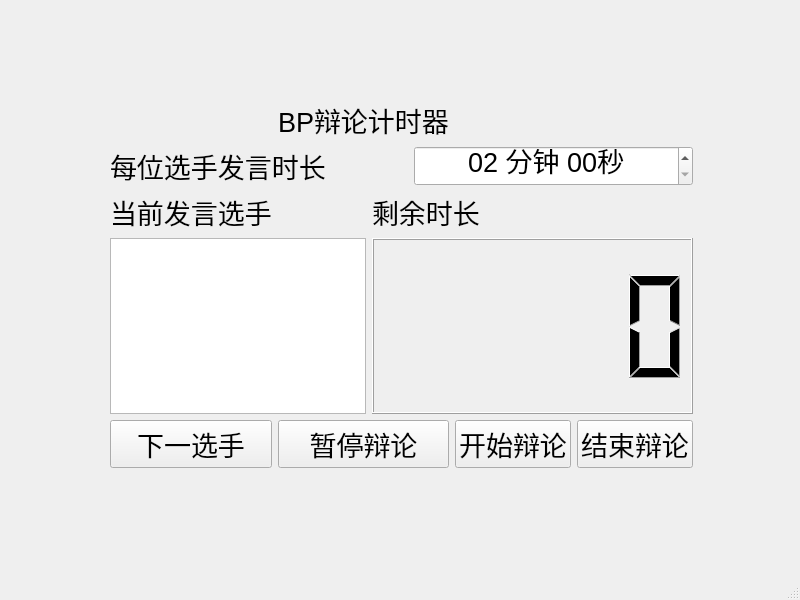
Old version of the form mainwindow.ui in the repository haomingbai/debate_timer.
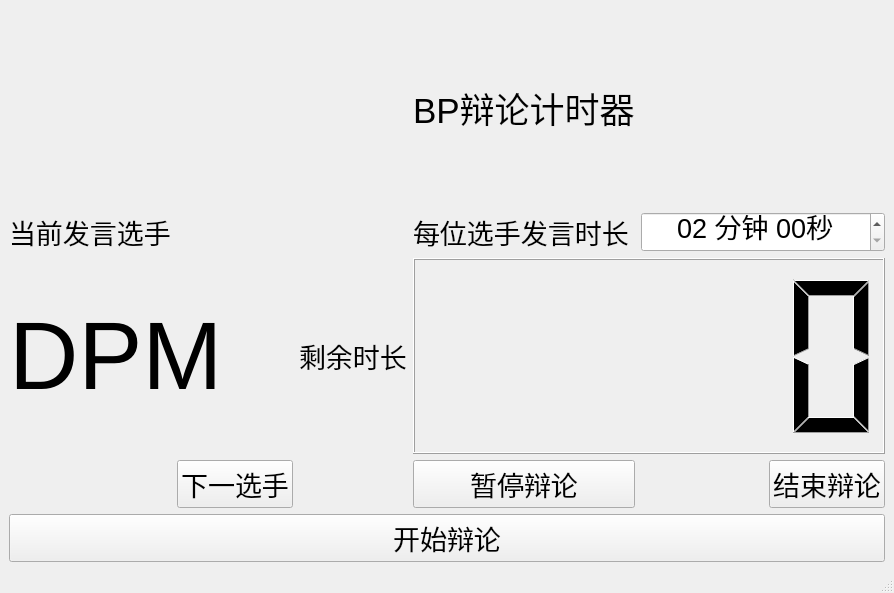
New version of the form.

What changed in the file:
```diff
--- a/mainwindow.ui
+++ b/mainwindow.ui
@@ -6,46 +6,18 @@
    <rect>
     <x>0</x>
     <y>0</y>
-    <width>800</width>
-    <height>600</height>
+    <width>894</width>
+    <height>593</height>
    </rect>
   </property>
   <property name="windowTitle">
    <string>MainWindow</string>
   </property>
   <widget class="QWidget" name="centralwidget">
-   <widget class="QWidget" name="layoutWidget">
-    <property name="geometry">
-     <rect>
-      <x>110</x>
-      <y>100</y>
-      <width>583</width>
-      <height>368</height>
-     </rect>
-    </property>
+   <layout class="QVBoxLayout" name="verticalLayout">
+    <item>
     <layout class="QGridLayout" name="gridLayout">
-     <item row="3" column="0" colspan="2">
-      <widget class="QTextBrowser" name="showDebater">
-       <property name="font">
-        <font>
-         <pointsize>36</pointsize>
-        </font>
-       </property>
-      </widget>
-     </item>
-     <item row="5" column="1" colspan="3">
-      <widget class="QPushButton" name="pauseDebate">
-       <property name="font">
-        <font>
-         <pointsize>20</pointsize>
-        </font>
-       </property>
-       <property name="text">
-        <string>暂停辩论</string>
-       </property>
-      </widget>
-     </item>
-     <item row="2" column="2" colspan="4">
+      <item row="4" column="2">
       <widget class="QLabel" name="label_3">
        <property name="font">
         <font>
@@ -57,31 +29,17 @@
        </property>
       </widget>
      </item>
-     <item row="5" column="0">
-      <widget class="QPushButton" name="nextDebater">
-       <property name="font">
-        <font>
-         <pointsize>20</pointsize>
-        </font>
-       </property>
+      <item row="1" column="0">
+       <widget class="QLabel" name="label_5">
        <property name="text">
-        <string>下一选手</string>
+         <string/>
        </property>
       </widget>
      </item>
-     <item row="0" column="1" colspan="3">
-      <widget class="QLabel" name="label_4">
-       <property name="font">
-        <font>
-         <pointsize>20</pointsize>
-        </font>
-       </property>
-       <property name="text">
-        <string>BP辩论计时器</string>
-       </property>
-      </widget>
-     </item>
-     <item row="1" column="3" colspan="3">
+      <item row="4" column="3" colspan="4">
+       <widget class="QLCDNumber" name="Timer"/>
+      </item>
+      <item row="2" column="4" colspan="3">
       <widget class="QTimeEdit" name="timeEdit">
        <property name="font">
         <font>
@@ -113,8 +71,86 @@
        </property>
       </widget>
      </item>
-     <item row="3" column="2" colspan="4">
-      <widget class="QLCDNumber" name="Timer"/>
+      <item row="6" column="6">
+       <widget class="QPushButton" name="endDebate">
+        <property name="font">
+         <font>
+          <pointsize>20</pointsize>
+         </font>
+        </property>
+        <property name="text">
+         <string>结束辩论</string>
+        </property>
+        <property name="shortcut">
+         <string>Esc</string>
+        </property>
+       </widget>
+      </item>
+      <item row="1" column="3">
+       <widget class="QLabel" name="label_4">
+        <property name="font">
+         <font>
+          <pointsize>26</pointsize>
+         </font>
+        </property>
+        <property name="text">
+         <string>BP辩论计时器</string>
+        </property>
+       </widget>
+      </item>
+      <item row="6" column="1">
+       <widget class="QPushButton" name="nextDebater">
+        <property name="font">
+         <font>
+          <pointsize>20</pointsize>
+         </font>
+        </property>
+        <property name="text">
+         <string>下一选手</string>
+        </property>
+        <property name="shortcut">
+         <string>Return</string>
+        </property>
+       </widget>
+      </item>
+      <item row="2" column="3">
+       <widget class="QLabel" name="label">
+        <property name="font">
+         <font>
+          <pointsize>20</pointsize>
+         </font>
+        </property>
+        <property name="text">
+         <string>每位选手发言时长</string>
+        </property>
+       </widget>
+      </item>
+      <item row="6" column="3">
+       <widget class="QPushButton" name="pauseDebate">
+        <property name="font">
+         <font>
+          <pointsize>20</pointsize>
+         </font>
+        </property>
+        <property name="text">
+         <string>暂停辩论</string>
+        </property>
+        <property name="shortcut">
+         <string>F4</string>
+        </property>
+       </widget>
+      </item>
+      <item row="4" column="0" colspan="2">
+       <widget class="QLabel" name="showDebater">
+        <property name="font">
+         <font>
+          <pointsize>72</pointsize>
+         </font>
+        </property>
+        <property name="text">
+         <string>DPM</string>
+        </property>
+       </widget>
      </item>
      <item row="2" column="0">
       <widget class="QLabel" name="label_2">
@@ -128,31 +164,9 @@
        </property>
       </widget>
      </item>
-     <item row="1" column="0" colspan="3">
-      <widget class="QLabel" name="label">
-       <property name="font">
-        <font>
-         <pointsize>20</pointsize>
-        </font>
-       </property>
-       <property name="text">
-        <string>每位选手发言时长</string>
-       </property>
-      </widget>
-     </item>
-     <item row="5" column="5">
-      <widget class="QPushButton" name="endDebate">
-       <property name="font">
-        <font>
-         <pointsize>20</pointsize>
-        </font>
-       </property>
-       <property name="text">
-        <string>结束辩论</string>
-       </property>
-      </widget>
-     </item>
-     <item row="5" column="4">
+     </layout>
+    </item>
+    <item>
       <widget class="QPushButton" name="beginDebate">
        <property name="font">
         <font>
@@ -165,7 +179,6 @@
       </widget>
      </item>
     </layout>
-   </widget>
   </widget>
   <widget class="QMenuBar" name="menubar">
    <property name="geometry">
```
Left out of the diff: 5 changed lines with no effect on the pictures. Lines whose indentation alone changed are shown as unchanged.
